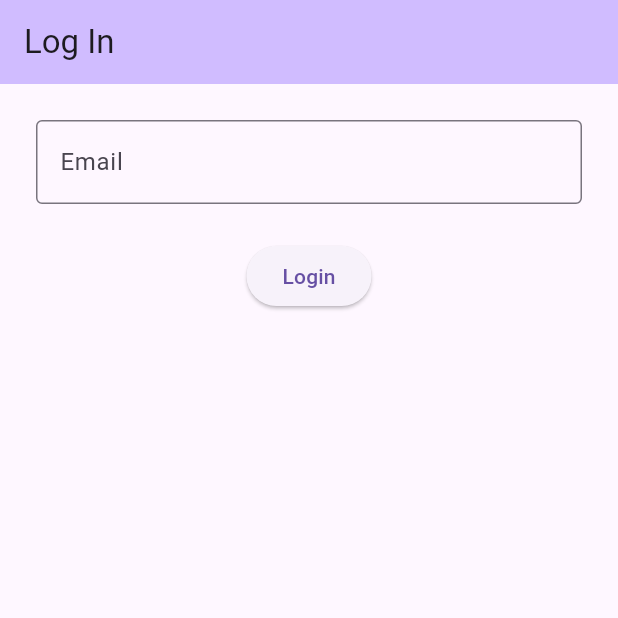
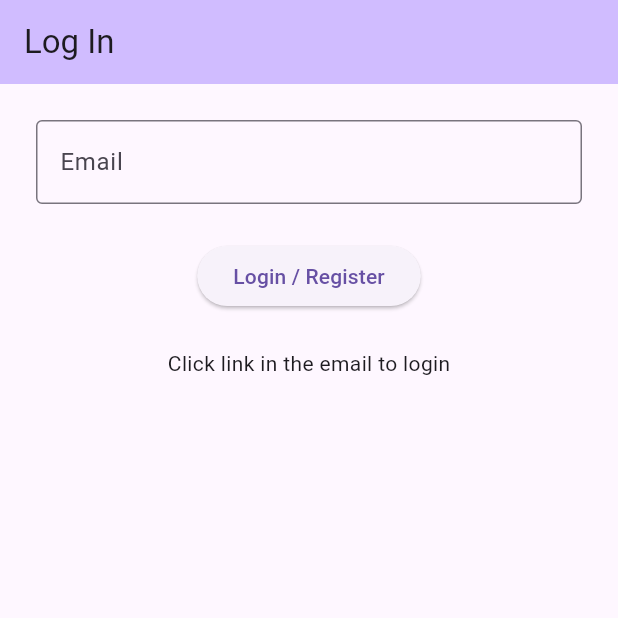
Before and after one commit to gunantosteven/admin, a Flutter app: the screen it shows after launch, on a phone screen of 412 x 824 dp, the top half of it. Run offline on Flutter 3.47's test engine with Material 2 defaults, Android fonts, the phone set to English and light mode, and no system bars; our stand-ins replace auto_route, dartz, equatable, flutter_dotenv, flutter_riverpod, freezed_annotation and 1 more; missing offline and left inert: widgetbook, widgetbook_annotation; accounts and stored records are empty; generated files the repository leaves out were written again.

Commit message:
update AuthScreen

```diff
--- a/admin/lib/features/auth/data/repositories/auth_repository_impl.dart
+++ b/admin/lib/features/auth/data/repositories/auth_repository_impl.dart
@@ -9,7 +9,22 @@ class AuthRepositoryImpl extends AuthRepository {
   AuthRepositoryImpl(this.dataSource);
 
   @override
+  Future<Either<AppException, bool>> signUp(
+      {required String email, required String password}) {
+    return dataSource.signUp(email: email, password: password);
+  }
+
+  @override
   Future<Either<AppException, bool>> signInWithOtp({required String email}) {
     return dataSource.signInWithOtp(email: email);
   }
+
+  @override
+  Future<Either<AppException, bool>> signInWithPassword(
+      {required String email, required String password}) {
+    return dataSource.signInWithPassword(
+      email: email,
+      password: password,
+    );
+  }
 }
--- a/admin/lib/features/auth/domain/repositories/auth_repository.dart
+++ b/admin/lib/features/auth/domain/repositories/auth_repository.dart
@@ -2,5 +2,9 @@ import 'package:admin/shared/exception/http_exception.dart';
 import 'package:dartz/dartz.dart';
 
 abstract class AuthRepository {
+  Future<Either<AppException, bool>> signUp(
+      {required String email, required String password});
   Future<Either<AppException, bool>> signInWithOtp({required String email});
+  Future<Either<AppException, bool>> signInWithPassword(
+      {required String email, required String password});
 }
--- a/admin/lib/features/auth/presentation/screens/login_screen.dart
+++ b/admin/lib/features/auth/presentation/screens/auth_screen.dart
@@ -1,4 +1,6 @@
 import 'package:admin/features/auth/presentation/providers/state/auth_providers.dart';
+import 'package:admin/features/auth/presentation/providers/state/auth_state.dart';
+import 'package:admin/routes/app_route.dart';
 import 'package:admin/shared/theme/app_padding.dart';
 import 'package:admin/shared/theme/app_spacer.dart';
 import 'package:admin/shared/widgets/custom_button.dart';
@@ -9,16 +11,16 @@ import 'package:flutter_gen/gen_l10n/app_localizations.dart';
 import 'package:flutter_riverpod/flutter_riverpod.dart';
 
 @RoutePage()
-class LoginScreen extends ConsumerStatefulWidget {
-  static const routeName = '/RegisterScreen';
+class AuthScreen extends ConsumerStatefulWidget {
+  static const routeName = '/AuthScreen';
 
-  const LoginScreen({super.key});
+  const AuthScreen({super.key});
 
   @override
-  ConsumerState<LoginScreen> createState() => _NewScheduleScreenState();
+  ConsumerState<AuthScreen> createState() => _LoginScreenState();
 }
 
-class _NewScheduleScreenState extends ConsumerState<LoginScreen> {
+class _LoginScreenState extends ConsumerState<AuthScreen> {
   final TextEditingController emailController = TextEditingController();
 
   @override
@@ -33,6 +35,19 @@ class _NewScheduleScreenState extends ConsumerState<LoginScreen> {
 
   @override
   Widget build(BuildContext context) {
+    ref.listen(
+      authStateNotifierProvider.select((value) => value),
+      ((previous, next) {
+        //show Snackbar on failure
+        if (next is Failure) {
+          ScaffoldMessenger.of(context).showSnackBar(
+              SnackBar(content: Text(next.exception.message.toString())));
+        } else if (next is Success) {
+          AutoRouter.of(context)
+              .pushAndPopUntil(const ScheduleRoute(), predicate: (_) => false);
+        }
+      }),
+    );
     return Scaffold(
       appBar: AppBar(
         backgroundColor: Theme.of(context).colorScheme.inversePrimary,
@@ -48,13 +63,15 @@ class _NewScheduleScreenState extends ConsumerState<LoginScreen> {
             ),
             AppSpacer.height24,
             CustomButton(
-              text: AppLocalizations.of(context)!.login,
+              text: AppLocalizations.of(context)!.loginRegister,
               onPressed: () async {
-                ref
-                    .read(authStateNotifierProvider.notifier)
-                    .signInWithOtp(email: emailController.text);
+                ref.read(authStateNotifierProvider.notifier).signInWithOtp(
+                      email: emailController.text,
+                    );
               },
             ),
+            AppSpacer.height24,
+            const Text('Click link in the email to login'),
           ],
         ),
       ),
--- a/admin/lib/features/splash/presentation/screens/splash_screen.dart
+++ b/admin/lib/features/splash/presentation/screens/splash_screen.dart
@@ -32,7 +32,7 @@ class _SplashScreenState extends ConsumerState<SplashScreen> {
     if (session != null) {
       AutoRouter.of(context).replace(const ScheduleRoute());
     } else {
-      AutoRouter.of(context).replace(const LoginRoute());
+      AutoRouter.of(context).replace(const AuthRoute());
     }
   }
 
--- a/admin/lib/l10n/app_en.arb
+++ b/admin/lib/l10n/app_en.arb
@@ -7,5 +7,7 @@
   "email": "Email",
   "password": "Password",
   "login": "Login",
-  "loginScreen": "Log In"
+  "loginScreen": "Log In",
+  "registerScreen": "Register",
+   "loginRegister": "Login / Register"
 }
--- a/admin/lib/l10n/app_id.arb
+++ b/admin/lib/l10n/app_id.arb
@@ -7,5 +7,7 @@
     "email": "Email",
     "password": "Password",
     "login": "Masuk",
-    "loginScreen": "Log In"
+    "loginScreen": "Log In",
+    "registerScreen": "Daftar",
+    "loginRegister": "Masuk / Daftar"
 }
--- a/admin/lib/routes/app_route.dart
+++ b/admin/lib/routes/app_route.dart
@@ -1,7 +1,7 @@
 import 'package:admin/features/schedule/presentation/screens/schedule_screen.dart';
 import 'package:admin/features/schedule/presentation/screens/new_schedule_screen.dart';
 import 'package:admin/features/splash/presentation/screens/splash_screen.dart';
-import 'package:admin/features/auth/presentation/screens/login_screen.dart';
+import 'package:admin/features/auth/presentation/screens/auth_screen.dart';
 import 'package:auto_route/auto_route.dart';
 
 part 'app_route.gr.dart';
@@ -19,7 +19,7 @@ class AppRouter extends _$AppRouter {
   List<AutoRoute> get routes => [
         /// routes go here
         AutoRoute(page: SplashRoute.page, initial: true),
-        AutoRoute(page: LoginRoute.page),
+        AutoRoute(page: AuthRoute.page),
         AutoRoute(page: ScheduleRoute.page),
         AutoRoute(page: NewScheduleRoute.page),
       ];
--- a/admin/lib/shared/widgets/custom_button.dart
+++ b/admin/lib/shared/widgets/custom_button.dart
@@ -1,20 +1,33 @@
 import 'package:flutter/material.dart';
+
+// ignore: constant_identifier_names
+enum ButtonType { DEFAULT, TEXT }
 
 class CustomButton extends StatelessWidget {
   const CustomButton({
     super.key,
     required this.text,
     required this.onPressed,
+    this.buttonType = ButtonType.DEFAULT,
   });
 
   final String text;
   final Function()? onPressed;
+  final ButtonType buttonType;
 
   @override
   Widget build(BuildContext context) {
-    return ElevatedButton(
-      onPressed: onPressed,
-      child: Text(text),
-    );
+    switch (buttonType) {
+      case ButtonType.TEXT:
+        return TextButton(
+          onPressed: onPressed,
+          child: Text(text),
+        );
+      default:
+        return ElevatedButton(
+          onPressed: onPressed,
+          child: Text(text),
+        );
+    }
   }
 }
```
Also changed, not shown: admin/lib/features/auth/data/datasource/auth_data_source.dart (+63 -1 lines), admin/lib/features/auth/presentation/providers/state/auth_notifier.dart (+25 -0 lines), admin/lib/routes/app_route.gr.dart.
